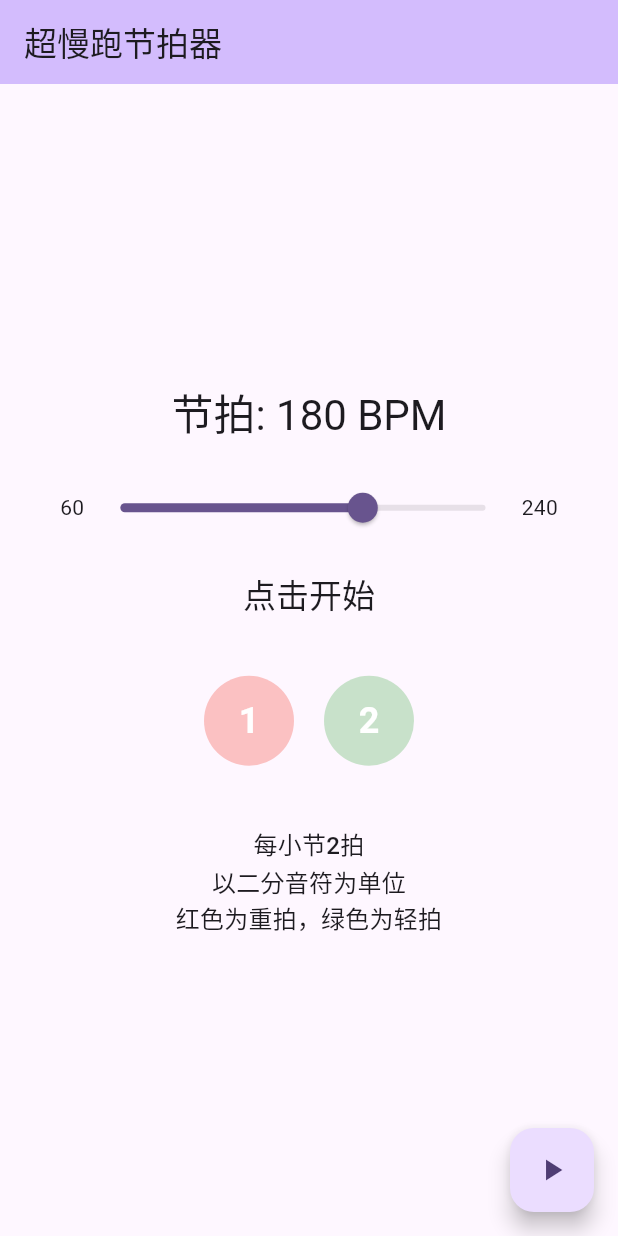
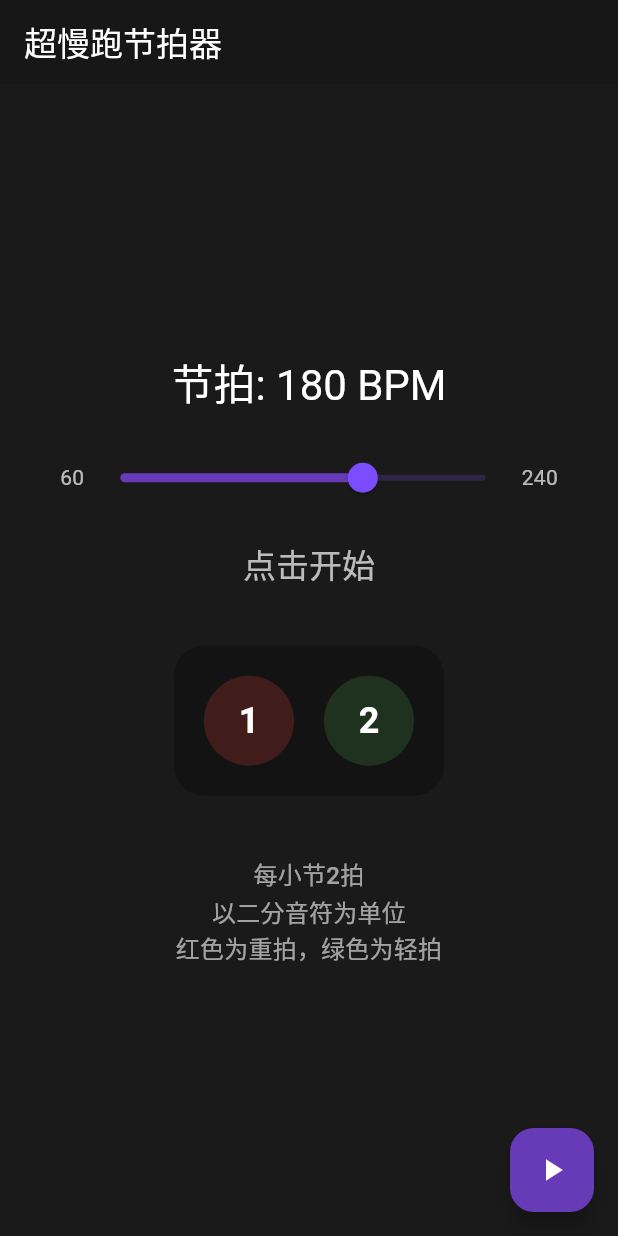
Before and after one commit to sdlyzhuangd/slowmet, a Flutter app: the screen it shows after launch, on a phone screen of 412 x 824 dp. Run offline on Flutter 3.47's test engine with Material 3 defaults, Android fonts, the phone set to English and light mode, and no system bars; our stand-ins replace audioplayers.

Commit message:
调整了暗色系

```diff
--- a/lib/main.dart
+++ b/lib/main.dart
@@ -14,23 +14,18 @@ class MyApp extends StatelessWidget {
     return MaterialApp(
       title: 'Flutter Demo',
       theme: ThemeData(
-        // This is the theme of your application.
-        //
-        // TRY THIS: Try running your application with "flutter run". You'll see
-        // the application has a purple toolbar. Then, without quitting the app,
-        // try changing the seedColor in the colorScheme below to Colors.green
-        // and then invoke "hot reload" (save your changes or press the "hot
-        // reload" button in a Flutter-supported IDE, or press "r" if you used
-        // the command line to start the app).
-        //
-        // Notice that the counter didn't reset back to zero; the application
-        // state is not lost during the reload. To reset the state, use hot
-        // restart instead.
-        //
-        // This works for code too, not just values: Most code changes can be
-        // tested with just a hot reload.
-        colorScheme: ColorScheme.fromSeed(seedColor: Colors.deepPurple),
+        colorScheme: ColorScheme.dark(
+          primary: Colors.deepPurple,
+          secondary: Colors.deepPurpleAccent,
+          background: const Color(0xFF1A1A1A), // 深色背景
+        ),
+        scaffoldBackgroundColor: const Color(0xFF1A1A1A), // 页面背景色
         useMaterial3: true,
+        sliderTheme: SliderThemeData(
+          activeTrackColor: Colors.deepPurple,
+          thumbColor: Colors.deepPurpleAccent,
+          inactiveTrackColor: Colors.deepPurple.withOpacity(0.3),
+        ),
       ),
       home: const MyHomePage(title: '超慢跑节拍器'),
     );
@@ -112,8 +107,14 @@ class _MyHomePageState extends State<MyHomePage> {
 
   // 添加一个构建拍号指示器的方法
   Widget _buildBeatIndicator() {
-    return Row(
-      mainAxisAlignment: MainAxisAlignment.center,
+    return Container(
+      padding: const EdgeInsets.all(20),
+      decoration: BoxDecoration(
+        color: Colors.black26,
+        borderRadius: BorderRadius.circular(20),
+      ),
+      child: Row(
+        mainAxisSize: MainAxisSize.min,
         children: [
           // 第一拍指示器
           Container(
@@ -123,7 +124,16 @@ class _MyHomePageState extends State<MyHomePage> {
               shape: BoxShape.circle,
               color: beatCount == 0 && isPlaying
                   ? Colors.red
-                : Colors.red.withOpacity(0.3),
+                  : Colors.red.withOpacity(0.2),
+              boxShadow: beatCount == 0 && isPlaying
+                  ? [
+                      BoxShadow(
+                        color: Colors.red.withOpacity(0.5),
+                        blurRadius: 20,
+                        spreadRadius: 2,
+                      )
+                    ]
+                  : null,
             ),
             child: Center(
               child: Text(
@@ -145,7 +155,16 @@ class _MyHomePageState extends State<MyHomePage> {
               shape: BoxShape.circle,
               color: beatCount == 1 && isPlaying
                   ? Colors.green
-                : Colors.green.withOpacity(0.3),
+                  : Colors.green.withOpacity(0.2),
+              boxShadow: beatCount == 1 && isPlaying
+                  ? [
+                      BoxShadow(
+                        color: Colors.green.withOpacity(0.5),
+                        blurRadius: 20,
+                        spreadRadius: 2,
+                      )
+                    ]
+                  : null,
             ),
             child: Center(
               child: Text(
@@ -159,6 +178,7 @@ class _MyHomePageState extends State<MyHomePage> {
             ),
           ),
         ],
+      ),
     );
   }
 
@@ -166,7 +186,7 @@ class _MyHomePageState extends State<MyHomePage> {
   Widget build(BuildContext context) {
     return Scaffold(
       appBar: AppBar(
-        backgroundColor: Theme.of(context).colorScheme.inversePrimary,
+        backgroundColor: Colors.black12,
         title: Text(widget.title),
       ),
       body: Center(
@@ -175,15 +195,17 @@ class _MyHomePageState extends State<MyHomePage> {
           children: <Widget>[
             Text(
               '节拍: ${bpm.toInt()} BPM',
-              style: Theme.of(context).textTheme.headlineMedium,
+              style: Theme.of(context).textTheme.headlineMedium?.copyWith(
+                color: Colors.white,
+              ),
             ),
             const SizedBox(height: 20),
-            // 添加滑动条控制 BPM
+            // BPM 滑动条
             Padding(
               padding: const EdgeInsets.symmetric(horizontal: 40),
               child: Row(
                 children: [
-                  const Text('60'),
+                  Text('60', style: TextStyle(color: Colors.white70)),
                   Expanded(
                     child: Slider(
                       value: bpm,
@@ -197,31 +219,38 @@ class _MyHomePageState extends State<MyHomePage> {
                       },
                     ),
                   ),
-                  const Text('240'),
+                  Text('240', style: TextStyle(color: Colors.white70)),
                 ],
               ),
             ),
             const SizedBox(height: 20),
             Text(
               isPlaying ? '节拍器运行中' : '点击开始',
-              style: Theme.of(context).textTheme.titleLarge,
+              style: Theme.of(context).textTheme.titleLarge?.copyWith(
+                color: Colors.white70,
+              ),
             ),
             const SizedBox(height: 40),
-            // 使用新的拍号指示器替换原来的文本显示
             _buildBeatIndicator(),
             const SizedBox(height: 40),
             Text(
               '每小节2拍\n以二分音符为单位\n红色为重拍，绿色为轻拍',
               textAlign: TextAlign.center,
-              style: Theme.of(context).textTheme.titleMedium,
+              style: Theme.of(context).textTheme.titleMedium?.copyWith(
+                color: Colors.white60,
+              ),
             ),
           ],
         ),
       ),
       floatingActionButton: FloatingActionButton(
+        backgroundColor: Colors.deepPurple,
         onPressed: _toggleMetronome,
         tooltip: isPlaying ? '停止' : '开始',
-        child: Icon(isPlaying ? Icons.stop : Icons.play_arrow),
+        child: Icon(
+          isPlaying ? Icons.stop : Icons.play_arrow,
+          color: Colors.white,
+        ),
       ),
     );
   }
```
Lines whose indentation alone changed are shown as unchanged.
